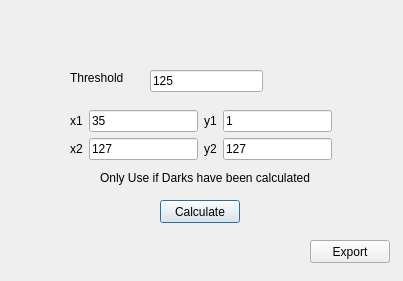
The window that calcdebounceoffsets.ui (htphilipp/EMPADBrowser) describes before a commit, drawn with Qt 5.
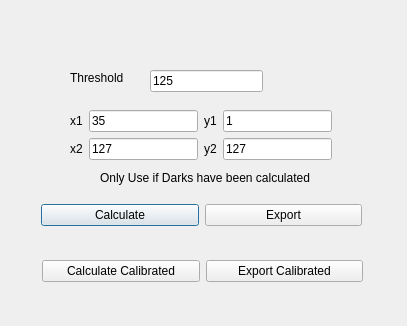
The same window after the commit.

Commit message: Added calibration offsets to export as option.

The edit to the form file:
```diff
--- a/calcdebounceoffsets.ui
+++ b/calcdebounceoffsets.ui
@@ -6,8 +6,8 @@
    <rect>
     <x>0</x>
     <y>0</y>
-    <width>403</width>
-    <height>281</height>
+    <width>407</width>
+    <height>326</height>
    </rect>
   </property>
   <property name="windowTitle">
@@ -52,19 +52,6 @@
     <string>Only Use if Darks have been calculated</string>
    </property>
   </widget>
-  <widget class="QPushButton" name="pushButton_calc">
-   <property name="geometry">
-    <rect>
-     <x>160</x>
-     <y>200</y>
-     <width>80</width>
-     <height>23</height>
-    </rect>
-   </property>
-   <property name="text">
-    <string>Calculate</string>
-   </property>
-  </widget>
   <widget class="QWidget" name="layoutWidget">
    <property name="geometry">
     <rect>
@@ -133,18 +120,57 @@
     </item>
    </layout>
   </widget>
-  <widget class="QPushButton" name="pushButton">
+  <widget class="QWidget" name="">
    <property name="geometry">
     <rect>
-     <x>310</x>
-     <y>240</y>
-     <width>80</width>
-     <height>23</height>
+     <x>41</x>
+     <y>203</y>
+     <width>321</width>
+     <height>25</height>
     </rect>
    </property>
-   <property name="text">
-    <string>Export</string>
+   <layout class="QGridLayout" name="gridLayout_2">
+    <item row="0" column="0">
+     <widget class="QPushButton" name="pushButton_calc">
+      <property name="text">
+       <string>Calculate</string>
+      </property>
+     </widget>
+    </item>
+    <item row="0" column="1">
+     <widget class="QPushButton" name="pushButton">
+      <property name="text">
+       <string>Export</string>
+      </property>
+     </widget>
+    </item>
+   </layout>
+  </widget>
+  <widget class="QWidget" name="">
+   <property name="geometry">
+    <rect>
+     <x>42</x>
+     <y>259</y>
+     <width>321</width>
+     <height>25</height>
+    </rect>
    </property>
+   <layout class="QGridLayout" name="gridLayout_3">
+    <item row="0" column="0">
+     <widget class="QPushButton" name="pushButton_calc_2">
+      <property name="text">
+       <string>Calculate Calibrated</string>
+      </property>
+     </widget>
+    </item>
+    <item row="0" column="1">
+     <widget class="QPushButton" name="pushButton_2">
+      <property name="text">
+       <string>Export Calibrated</string>
+      </property>
+     </widget>
+    </item>
+   </layout>
   </widget>
  </widget>
  <resources/>
```
The commit also changes 5 other files.
